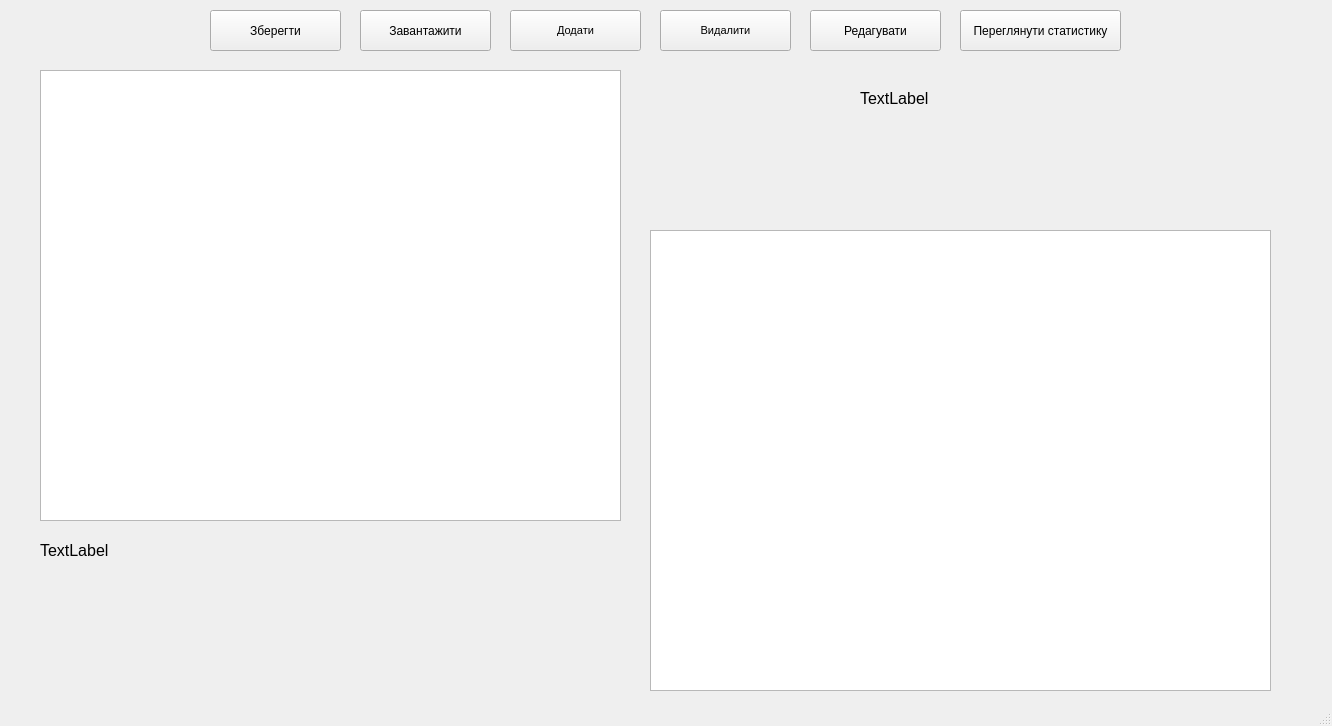
Old version of the form mainProgram/MainProgram.ui in the repository wKAISERw/Kursach.
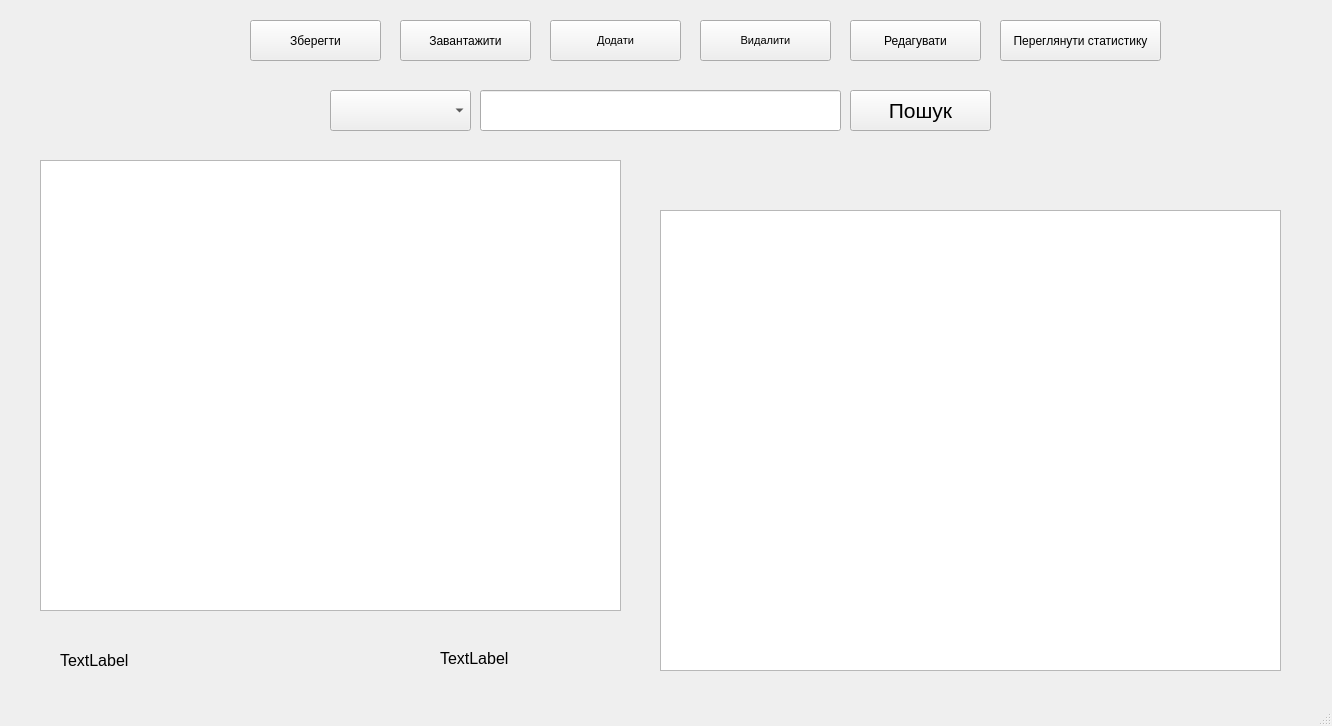
New version of the form.

The edit to the form file:
```diff
--- a/mainProgram/MainProgram.ui
+++ b/mainProgram/MainProgram.ui
@@ -18,7 +18,7 @@
     <property name="geometry">
      <rect>
       <x>40</x>
-      <y>70</y>
+      <y>160</y>
       <width>581</width>
       <height>451</height>
      </rect>
@@ -27,8 +27,8 @@
    <widget class="QPushButton" name="pushButtonAddItem">
     <property name="geometry">
      <rect>
-      <x>510</x>
-      <y>10</y>
+      <x>550</x>
+      <y>20</y>
       <width>131</width>
       <height>41</height>
      </rect>
@@ -44,8 +44,8 @@
    <widget class="QPushButton" name="pushButtonSave">
     <property name="geometry">
      <rect>
-      <x>210</x>
-      <y>10</y>
+      <x>250</x>
+      <y>20</y>
       <width>131</width>
       <height>41</height>
      </rect>
@@ -57,8 +57,8 @@
    <widget class="QPushButton" name="pushButtonLoad">
     <property name="geometry">
      <rect>
-      <x>360</x>
-      <y>10</y>
+      <x>400</x>
+      <y>20</y>
       <width>131</width>
       <height>41</height>
      </rect>
@@ -70,8 +70,8 @@
    <widget class="QPushButton" name="pushButtonRemove">
     <property name="geometry">
      <rect>
-      <x>660</x>
-      <y>10</y>
+      <x>700</x>
+      <y>20</y>
       <width>131</width>
       <height>41</height>
      </rect>
@@ -87,8 +87,8 @@
    <widget class="QPushButton" name="pushButtonEdit">
     <property name="geometry">
      <rect>
-      <x>810</x>
-      <y>10</y>
+      <x>850</x>
+      <y>20</y>
       <width>131</width>
       <height>41</height>
      </rect>
@@ -100,8 +100,8 @@
    <widget class="QLabel" name="labelStatisticCountFood">
     <property name="geometry">
      <rect>
-      <x>40</x>
-      <y>520</y>
+      <x>60</x>
+      <y>630</y>
       <width>171</width>
       <height>61</height>
      </rect>
@@ -117,8 +117,8 @@
    <widget class="QListView" name="listViewDish">
     <property name="geometry">
      <rect>
-      <x>650</x>
-      <y>230</y>
+      <x>660</x>
+      <y>210</y>
       <width>621</width>
       <height>461</height>
      </rect>
@@ -127,8 +127,8 @@
    <widget class="QPushButton" name="pushButtonShowStatistics">
     <property name="geometry">
      <rect>
-      <x>960</x>
-      <y>10</y>
+      <x>1000</x>
+      <y>20</y>
       <width>161</width>
       <height>41</height>
      </rect>
@@ -140,8 +140,8 @@
    <widget class="QLabel" name="labelCheckAmountOfProducts">
     <property name="geometry">
      <rect>
-      <x>860</x>
-      <y>90</y>
+      <x>440</x>
+      <y>650</y>
       <width>111</width>
       <height>16</height>
      </rect>
@@ -153,6 +153,42 @@
      <string>TextLabel</string>
     </property>
    </widget>
+   <widget class="QLineEdit" name="lineEditSearch">
+    <property name="geometry">
+     <rect>
+      <x>480</x>
+      <y>90</y>
+      <width>361</width>
+      <height>41</height>
+     </rect>
+    </property>
+   </widget>
+   <widget class="QComboBox" name="rchcomboBoxSelectionForSear">
+    <property name="geometry">
+     <rect>
+      <x>330</x>
+      <y>90</y>
+      <width>141</width>
+      <height>41</height>
+     </rect>
+    </property>
+   </widget>
+   <widget class="QPushButton" name="pushButtonSearch">
+    <property name="geometry">
+     <rect>
+      <x>850</x>
+      <y>90</y>
+      <width>141</width>
+      <height>41</height>
+     </rect>
+    </property>
+    <property name="styleSheet">
+     <string notr="true">font-size: 16pt;</string>
+    </property>
+    <property name="text">
+     <string>Пошук</string>
+    </property>
+   </widget>
   </widget>
   <widget class="QStatusBar" name="statusbar"/>
  </widget>
```
